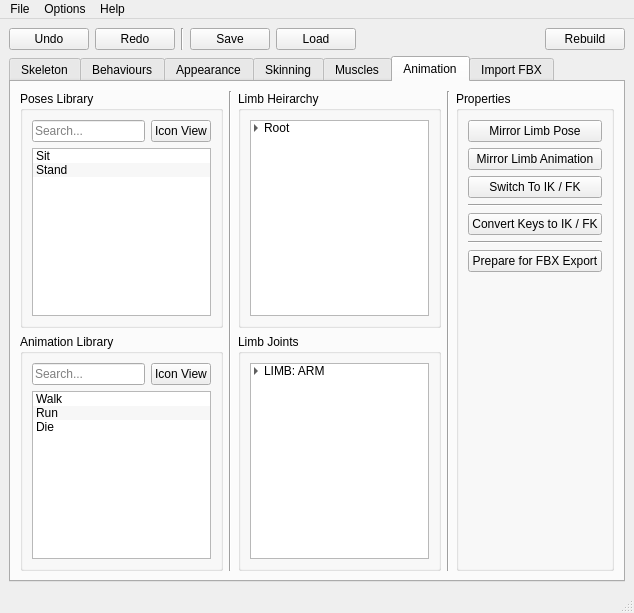
First picture: the form in _REF/Mockup_UI/TPMAR_Main_01.ui, repository TPayneExperience/TrevorPaynes_RigAndAnimSuite, before the edit.
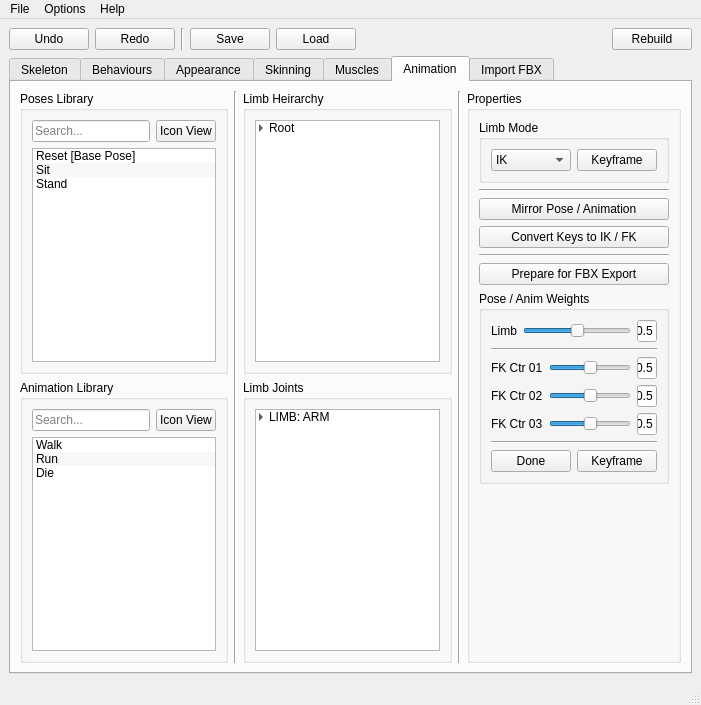
Second picture: the form after the edit. The open tabs and pages were chosen to show the change.

```diff
--- a/_REF/Mockup_UI/TPMAR_Main_01.ui
+++ b/_REF/Mockup_UI/TPMAR_Main_01.ui
@@ -6,8 +6,8 @@
    <rect>
     <x>0</x>
     <y>0</y>
-    <width>634</width>
-    <height>600</height>
+    <width>701</width>
+    <height>677</height>
    </rect>
   </property>
   <property name="windowTitle">
@@ -97,7 +97,7 @@
          <bool>true</bool>
         </property>
         <property name="currentIndex">
-         <number>0</number>
+         <number>2</number>
         </property>
         <widget class="QWidget" name="tab">
          <attribute name="title">
@@ -337,6 +337,9 @@
                      <property name="alternatingRowColors">
                       <bool>true</bool>
                      </property>
+                     <property name="selectionMode">
+                      <enum>QAbstractItemView::ExtendedSelection</enum>
+                     </property>
                      <item>
                       <property name="text">
                        <string>Clavicle</string>
@@ -519,6 +522,13 @@
                           </item>
                          </layout>
                         </item>
+                        <item>
+                         <widget class="QPushButton" name="pushButton_23">
+                          <property name="text">
+                           <string>Linear Placement</string>
+                          </property>
+                         </widget>
+                        </item>
                        </layout>
                       </item>
                      </layout>
@@ -1588,13 +1598,6 @@
                           </item>
                          </widget>
                         </item>
-                        <item>
-                         <widget class="QPushButton" name="pushButton_3">
-                          <property name="text">
-                           <string>Color Picker</string>
-                          </property>
-                         </widget>
-                        </item>
                         <item>
                          <widget class="Line" name="line_19">
                           <property name="orientation">
@@ -1623,13 +1626,6 @@
                           </property>
                          </widget>
                         </item>
-                        <item>
-                         <widget class="QCheckBox" name="checkBox_10">
-                          <property name="text">
-                           <string>Lock + Hide VIS</string>
-                          </property>
-                         </widget>
-                        </item>
                        </layout>
                       </item>
                      </layout>
@@ -1811,13 +1807,51 @@
                  <item>
                   <layout class="QVBoxLayout" name="verticalLayout_20">
                    <item>
-                    <widget class="QCheckBox" name="checkBox_5">
-                     <property name="text">
-                      <string>Is Skinned</string>
+                    <widget class="QGroupBox" name="groupBox_16">
+                     <property name="title">
+                      <string>Limb Options</string>
                      </property>
-                     <property name="checked">
-                      <bool>true</bool>
-                     </property>
+                     <layout class="QVBoxLayout" name="verticalLayout_32">
+                      <item>
+                       <layout class="QVBoxLayout" name="verticalLayout_47">
+                        <item>
+                         <widget class="QCheckBox" name="checkBox_6">
+                          <property name="text">
+                           <string>Limb Skinned</string>
+                          </property>
+                         </widget>
+                        </item>
+                        <item>
+                         <widget class="Line" name="line_18">
+                          <property name="orientation">
+                           <enum>Qt::Horizontal</enum>
+                          </property>
+                         </widget>
+                        </item>
+                        <item>
+                         <widget class="QCheckBox" name="checkBox_10">
+                          <property name="text">
+                           <string>Joint 01 Skinned</string>
+                          </property>
+                         </widget>
+                        </item>
+                        <item>
+                         <widget class="QCheckBox" name="checkBox_11">
+                          <property name="text">
+                           <string>Joint 02 Skinned</string>
+                          </property>
+                         </widget>
+                        </item>
+                        <item>
+                         <widget class="QCheckBox" name="checkBox_12">
+                          <property name="text">
+                           <string>Joint 03 Skinned</string>
+                          </property>
+                         </widget>
+                        </item>
+                       </layout>
+                      </item>
+                     </layout>
                     </widget>
                    </item>
                    <item>
@@ -1834,17 +1868,10 @@
                      </property>
                     </widget>
                    </item>
-                   <item>
-                    <widget class="QPushButton" name="pushButton_16">
-                     <property name="text">
-                      <string>Apply / Remove Testing Anim</string>
-                     </property>
-                    </widget>
-                   </item>
                    <item>
                     <widget class="QGroupBox" name="groupBox_4">
                      <property name="title">
-                      <string>Brush Settings</string>
+                      <string>Joint Brush Settings</string>
                      </property>
                      <layout class="QVBoxLayout" name="verticalLayout_17">
                       <item>
@@ -2106,7 +2133,7 @@
                         </property>
                         <layout class="QVBoxLayout" name="verticalLayout_44">
                          <item>
-                          <layout class="QVBoxLayout" name="verticalLayout_45">
+                          <layout class="QHBoxLayout" name="horizontalLayout_70">
                            <item>
                             <widget class="QComboBox" name="comboBox_3">
                              <item>
@@ -2159,6 +2186,16 @@
                      </property>
                     </spacer>
                    </item>
+                   <item>
+                    <widget class="QLabel" name="label_27">
+                     <property name="text">
+                      <string>Total Influence Joints: 125</string>
+                     </property>
+                     <property name="alignment">
+                      <set>Qt::AlignCenter</set>
+                     </property>
+                    </widget>
+                   </item>
                   </layout>
                  </item>
                 </layout>
@@ -2263,73 +2300,26 @@
                  <item>
                   <layout class="QVBoxLayout" name="verticalLayout_70">
                    <item>
-                    <widget class="QTreeWidget" name="treeWidget_17">
-                     <property name="alternatingRowColors">
-                      <bool>true</bool>
-                     </property>
-                     <property name="selectionMode">
-                      <enum>QAbstractItemView::SingleSelection</enum>
-                     </property>
-                     <property name="indentation">
-                      <number>10</number>
-                     </property>
-                     <property name="headerHidden">
-                      <bool>true</bool>
-                     </property>
-                     <column>
+                    <widget class="QListWidget" name="listWidget_5">
+                     <item>
                       <property name="text">
-                       <string>1</string>
+                       <string>Clavical</string>
                       </property>
-                     </column>
+                     </item>
                      <item>
                       <property name="text">
-                       <string>MASK</string>
+                       <string>Shoulder</string>
                       </property>
                      </item>
                      <item>
                       <property name="text">
-                       <string>LIMB: ARM</string>
+                       <string>Elbow</string>
                       </property>
-                      <item>
-                       <property name="text">
-                        <string>CLV [R]</string>
-                       </property>
-                       <item>
-                        <property name="text">
-                         <string>SLD [R]</string>
-                        </property>
-                        <item>
-                         <property name="text">
-                          <string>ELB [R]</string>
-                         </property>
-                         <item>
-                          <property name="text">
-                           <string>WRS [R]</string>
-                          </property>
-                         </item>
-                        </item>
-                       </item>
-                      </item>
-                      <item>
-                       <property name="text">
-                        <string>CLV [L]</string>
-                       </property>
-                       <item>
-                        <property name="text">
-                         <string>SLD [L]</string>
-                        </property>
-                        <item>
-                         <property name="text">
-                          <string>ELB [L]</string>
-                         </property>
-                         <item>
-                          <property name="text">
-                           <string>WRS [L]</string>
-                          </property>
-                         </item>
-                        </item>
-                       </item>
-                      </item>
+                     </item>
+                     <item>
+                      <property name="text">
+                       <string>Wrist</string>
+                      </property>
                      </item>
                     </widget>
                    </item>
@@ -2688,6 +2678,16 @@
                      </property>
                     </spacer>
                    </item>
+                   <item>
+                    <widget class="QLabel" name="label_28">
+                     <property name="text">
+                      <string>Total Influence Joints: 256</string>
+                     </property>
+                     <property name="alignment">
+                      <set>Qt::AlignCenter</set>
+                     </property>
+                    </widget>
+                   </item>
                   </layout>
                  </item>
                 </layout>
@@ -2745,6 +2745,11 @@
                      <property name="alternatingRowColors">
                       <bool>true</bool>
                      </property>
+                     <item>
+                      <property name="text">
+                       <string>Reset [Base Pose]</string>
+                      </property>
+                     </item>
                      <item>
                       <property name="text">
                        <string>Sit</string>
@@ -3003,24 +3008,37 @@
                  <item>
                   <layout class="QVBoxLayout" name="verticalLayout_28">
                    <item>
-                    <widget class="QPushButton" name="pushButton_7">
-                     <property name="text">
-                      <string>Mirror Limb Pose</string>
+                    <widget class="QGroupBox" name="groupBox_13">
+                     <property name="title">
+                      <string>Limb Mode</string>
                      </property>
-                    </widget>
-                   </item>
-                   <item>
-                    <widget class="QPushButton" name="pushButton_14">
-                     <property name="text">
-                      <string>Mirror Limb Animation</string>
-                     </property>
-                    </widget>
-                   </item>
-                   <item>
-                    <widget class="QPushButton" name="pushButton_20">
-                     <property name="text">
-                      <string>Switch To IK / FK</string>
-                     </property>
+                     <layout class="QHBoxLayout" name="horizontalLayout_68">
+                      <item>
+                       <layout class="QHBoxLayout" name="horizontalLayout_69">
+                        <item>
+                         <widget class="QComboBox" name="comboBox_9">
+                          <item>
+                           <property name="text">
+                            <string>IK</string>
+                           </property>
+                          </item>
+                          <item>
+                           <property name="text">
+                            <string>FK</string>
+                           </property>
+                          </item>
+                         </widget>
+                        </item>
+                        <item>
+                         <widget class="QPushButton" name="pushButton_7">
+                          <property name="text">
+                           <string>Keyframe</string>
+                          </property>
+                         </widget>
+                        </item>
+                       </layout>
+                      </item>
+                     </layout>
                     </widget>
                    </item>
                    <item>
@@ -3030,6 +3048,13 @@
                      </property>
                     </widget>
                    </item>
+                   <item>
+                    <widget class="QPushButton" name="pushButton_14">
+                     <property name="text">
+                      <string>Mirror Pose / Animation</string>
+                     </property>
+                    </widget>
+                   </item>
                    <item>
                     <widget class="QPushButton" name="pushButton_15">
                      <property name="text">
@@ -3054,6 +3079,187 @@
                      </property>
                     </widget>
                    </item>
+                   <item>
+                    <widget class="QGroupBox" name="groupBox_7">
+                     <property name="title">
+                      <string>Pose / Anim Weights</string>
+                     </property>
+                     <layout class="QVBoxLayout" name="verticalLayout_15">
+                      <item>
+                       <layout class="QVBoxLayout" name="verticalLayout_24">
+                        <item>
+                         <layout class="QHBoxLayout" name="horizontalLayout_19">
+                          <item>
+                           <widget class="QLabel" name="label_6">
+                            <property name="text">
+                             <string>Limb</string>
+                            </property>
+                           </widget>
+                          </item>
+                          <item>
+                           <widget class="QSlider" name="horizontalSlider_9">
+                            <property name="value">
+                             <number>50</number>
+                            </property>
+                            <property name="orientation">
+                             <enum>Qt::Horizontal</enum>
+                            </property>
+                           </widget>
+                          </item>
+                          <item>
+                           <widget class="QLineEdit" name="lineEdit_9">
+                            <property name="maximumSize">
+                             <size>
+                              <width>20</width>
+                              <height>16777215</height>
+                             </size>
+                            </property>
+                            <property name="text">
+                             <string>0.5</string>
+                            </property>
+                           </widget>
+                          </item>
+                         </layout>
+                        </item>
+                        <item>
+                         <widget class="Line" name="line_7">
+                          <property name="orientation">
+                           <enum>Qt::Horizontal</enum>
+                          </property>
+                         </widget>
+                        </item>
+                        <item>
+                         <layout class="QHBoxLayout" name="horizontalLayout_20">
+                          <item>
+                           <widget class="QLabel" name="label_16">
+                            <property name="text">
+                             <string>FK Ctr 01</string>
+                            </property>
+                           </widget>
+                          </item>
+                          <item>
+                           <widget class="QSlider" name="horizontalSlider_10">
+                            <property name="value">
+                             <number>50</number>
+                            </property>
+                            <property name="orientation">
+                             <enum>Qt::Horizontal</enum>
+                            </property>
+                           </widget>
+                          </item>
+                          <item>
+                           <widget class="QLineEdit" name="lineEdit_10">
+                            <property name="maximumSize">
+                             <size>
+                              <width>20</width>
+                              <height>16777215</height>
+                             </size>
+                            </property>
+                            <property name="text">
+                             <string>0.5</string>
+                            </property>
+                           </widget>
+                          </item>
+                         </layout>
+                        </item>
+                        <item>
+                         <layout class="QHBoxLayout" name="horizontalLayout_41">
+                          <item>
+                           <widget class="QLabel" name="label_25">
+                            <property name="text">
+                             <string>FK Ctr 02</string>
+                            </property>
+                           </widget>
+                          </item>
+                          <item>
+                           <widget class="QSlider" name="horizontalSlider_11">
+                            <property name="value">
+                             <number>50</number>
+                            </property>
+                            <property name="orientation">
+                             <enum>Qt::Horizontal</enum>
+                            </property>
+                           </widget>
+                          </item>
+                          <item>
+                           <widget class="QLineEdit" name="lineEdit_11">
+                            <property name="maximumSize">
+                             <size>
+                              <width>20</width>
+                              <height>16777215</height>
+                             </size>
+                            </property>
+                            <property name="text">
+                             <string>0.5</string>
+                            </property>
+                           </widget>
+                          </item>
+                         </layout>
+                        </item>
+                        <item>
+                         <layout class="QHBoxLayout" name="horizontalLayout_50">
+                          <item>
+                           <widget class="QLabel" name="label_26">
+                            <property name="text">
+                             <string>FK Ctr 03</string>
+                            </property>
+                           </widget>
+                          </item>
+                          <item>
+                           <widget class="QSlider" name="horizontalSlider_12">
+                            <property name="value">
+                             <number>50</number>
+                            </property>
+                            <property name="orientation">
+                             <enum>Qt::Horizontal</enum>
+                            </property>
+                           </widget>
+                          </item>
+                          <item>
+                           <widget class="QLineEdit" name="lineEdit_12">
+                            <property name="maximumSize">
+                             <size>
+                              <width>20</width>
+                              <height>16777215</height>
+                             </size>
+                            </property>
+                            <property name="text">
+                             <string>0.5</string>
+                            </property>
+                           </widget>
+                          </item>
+                         </layout>
+                        </item>
+                        <item>
+                         <widget class="Line" name="line_16">
+                          <property name="orientation">
+                           <enum>Qt::Horizontal</enum>
+                          </property>
+                         </widget>
+                        </item>
+                        <item>
+                         <layout class="QHBoxLayout" name="horizontalLayout_67">
+                          <item>
+                           <widget class="QPushButton" name="pushButton_21">
+                            <property name="text">
+                             <string>Done</string>
+                            </property>
+                           </widget>
+                          </item>
+                          <item>
+                           <widget class="QPushButton" name="pushButton_22">
+                            <property name="text">
+                             <string>Keyframe</string>
+                            </property>
+                           </widget>
+                          </item>
+                         </layout>
+                        </item>
+                       </layout>
+                      </item>
+                     </layout>
+                    </widget>
+                   </item>
                    <item>
                     <spacer name="verticalSpacer_4">
                      <property name="orientation">
@@ -3369,7 +3575,7 @@
     <rect>
      <x>0</x>
      <y>0</y>
-     <width>634</width>
+     <width>701</width>
      <height>21</height>
     </rect>
    </property>
```
